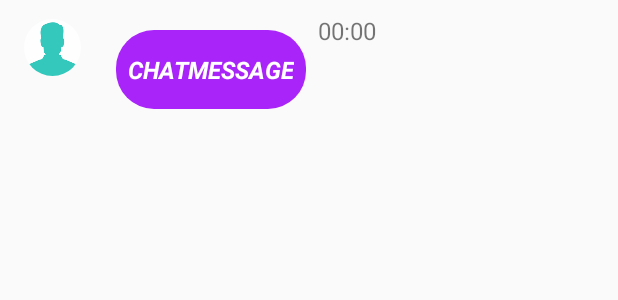
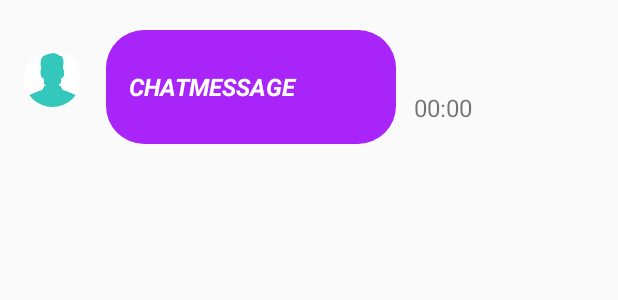
Before and after one commit to aniketakgec/Messanger, an Android app: the layout message_single_layout.xml on its own in the app's theme, with its tools: preview values and no code run, on a phone screen of 412 x 824 dp. Shown: the top 300 px of the screen. Run offline under Robolectric (Android 15) with nearby library versions, the phone set to English and light mode, and no system bars.

```diff
--- a/Messanger/app/src/main/res/layout/activity_chat.xml
+++ b/Messanger/app/src/main/res/layout/activity_chat.xml
@@ -65,7 +65,7 @@
             android:layout_width="0dp"
             android:layout_height="match_parent"
             android:layout_weight="4"
-            android:background="@drawable/button1shape"
+            android:background="@drawable/chat_text_shape_background"
             android:hint="Type message here"
             android:textSize="18sp" />
 
--- a/Messanger/app/src/main/res/layout/message_single_layout.xml
+++ b/Messanger/app/src/main/res/layout/message_single_layout.xml
@@ -21,12 +21,12 @@
         app:layout_constraintBottom_toBottomOf="parent"
         app:layout_constraintStart_toStartOf="parent"
         app:layout_constraintTop_toTopOf="parent"
-        app:layout_constraintVertical_bias="0.214" />
+        app:layout_constraintVertical_bias="0.529" />
 
     <TextView
         android:id="@+id/message_text_layout"
-        android:layout_width="wrap_content"
-        android:layout_height="wrap_content"
+        android:layout_width="193dp"
+        android:layout_height="76dp"
 
         android:layout_alignParentStart="true"
         android:layout_alignParentTop="true"
@@ -35,12 +35,12 @@
         android:layout_marginBottom="8dp"
         android:background="@drawable/message_text_background"
         android:gravity="center"
-        android:padding="15dp"
-        android:paddingStart="8dp"
-        android:paddingLeft="0dp"
+        android:padding="25dp"
+        android:paddingStart="15dp"
+        android:paddingLeft="15dp"
         android:paddingTop="10dp"
-        android:paddingEnd="8dp"
-        android:paddingRight="0dp"
+        android:paddingEnd="15dp"
+        android:paddingRight="15dp"
         android:paddingBottom="10dp"
         android:text="CHATMESSAGE"
         android:textAlignment="textStart"
@@ -57,7 +57,7 @@
     <TextView
         android:id="@+id/message_time"
         android:layout_width="wrap_content"
-        android:layout_height="wrap_content"
+        android:layout_height="27dp"
         android:layout_marginStart="8dp"
         android:layout_marginTop="8dp"
         android:layout_marginEnd="8dp"
@@ -66,10 +66,10 @@
         android:textSize="16sp"
         app:layout_constraintBottom_toBottomOf="parent"
         app:layout_constraintEnd_toEndOf="parent"
-        app:layout_constraintHorizontal_bias="0.0"
+        app:layout_constraintHorizontal_bias="0.043"
         app:layout_constraintStart_toEndOf="@+id/message_text_layout"
         app:layout_constraintTop_toTopOf="parent"
-        app:layout_constraintVertical_bias="0.037" />
+        app:layout_constraintVertical_bias="0.868" />
 
 
 </androidx.constraintlayout.widget.ConstraintLayout>
```
Also changed, not shown: Messanger/app/src/main/java/com/example/android/messanger/ChatActivity.java (+78 -2 lines), Messanger/app/src/main/res/drawable/chat_text_shape_background.xml (added, +23 -0 lines).
